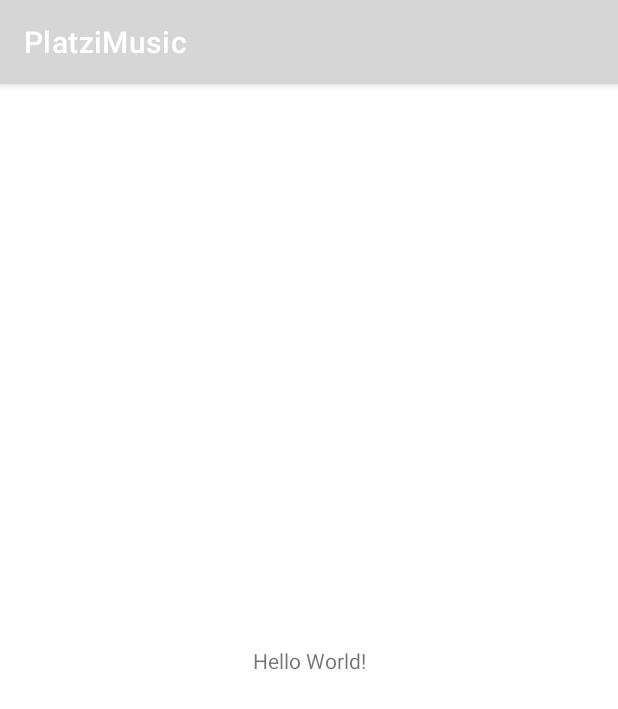
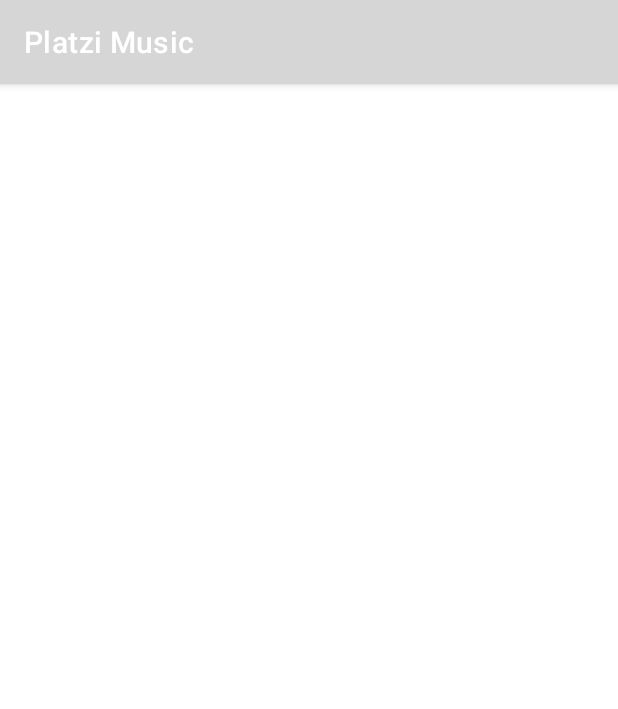
Before and after one commit to Daniel-Fernandez-Guarneros/Dise-o_Interfaces_Android_Studio, an Android app: the screen it shows after launch (MainActivity), on a phone screen of 412 x 824 dp. Shown: the top 709 px of the screen. Run offline under Robolectric (Android 15) with nearby library versions, the phone set to English and light mode, and no system bars.

Commit message:
2_1 La vista de diseño en Android Studio

```diff
--- a/app/src/main/java/com/example/platzimusic/MainActivity.kt
+++ b/app/src/main/java/com/example/platzimusic/MainActivity.kt
@@ -6,6 +6,7 @@ import android.os.Bundle
 class MainActivity : AppCompatActivity() {
     override fun onCreate(savedInstanceState: Bundle?) {
         super.onCreate(savedInstanceState)
-        setContentView(R.layout.activity_main)
+
+        setContentView(R.layout.activity_profile)
     }
 }
--- /dev/null
+++ b/app/src/main/res/layout/activity_profile.xml
@@ -0,0 +1,6 @@
+<?xml version="1.0" encoding="utf-8"?>
+<androidx.constraintlayout.widget.ConstraintLayout xmlns:android="http://schemas.android.com/apk/res/android"
+    android:layout_width="match_parent"
+    android:layout_height="match_parent">
+
+</androidx.constraintlayout.widget.ConstraintLayout>
--- a/app/src/main/res/values/strings.xml
+++ b/app/src/main/res/values/strings.xml
@@ -1,3 +1,3 @@
 <resources>
-    <string name="app_name">PlatziMusic</string>
+    <string name="app_name">Platzi Music</string>
 </resources>
```
